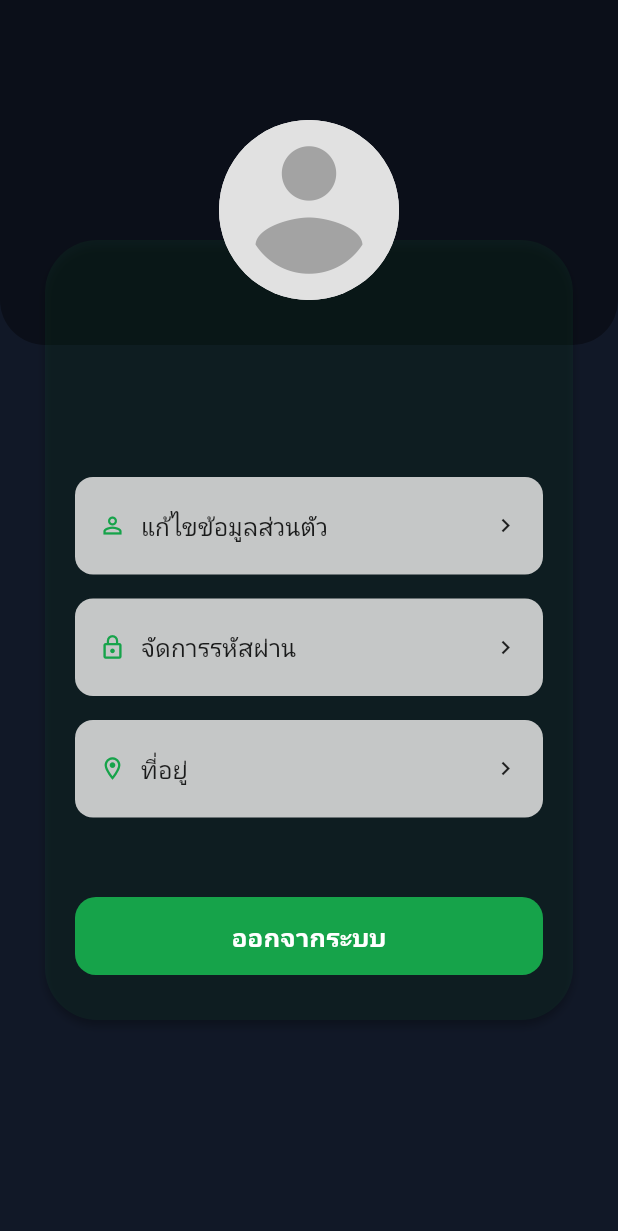
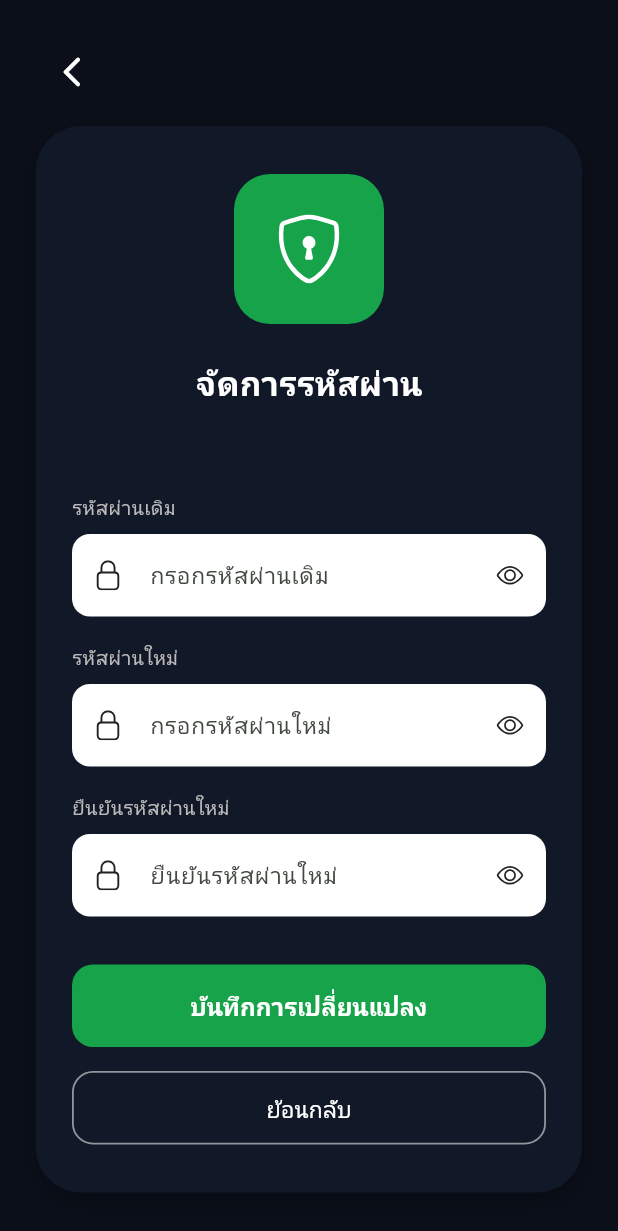
Before and after one commit to GamesAgain/Delivery-app, a Flutter app: the ProfilePage screen opened directly with empty values, after a tap on "จัดการรหัสผ่าน", on a phone screen of 412 x 824 dp. Shown: the top 1231 px of the screen. Run offline on Flutter 3.47's test engine with Material 3 defaults, Android fonts, the phone set to English and light mode, and no system bars; our stand-ins replace awesome_snackbar_content, bootstrap_icons, cloud_firestore, dio, firebase_auth, firebase_core and 7 more; accounts and stored records are empty; Roboto replaces fonts that are missing (Sarabun).

Commit message:
Add password management screen and routing

```diff
--- a/lib/main.dart
+++ b/lib/main.dart
@@ -3,6 +3,7 @@ import 'package:delivery_app/pages/addNewAddress.dart';
 import 'package:delivery_app/pages/editProfile.dart';
 import 'package:delivery_app/pages/index.dart';
 import 'package:delivery_app/pages/login.dart';
+import 'package:delivery_app/pages/passwordManagement.dart';
 import 'package:delivery_app/pages/pickAddressMap.dart';
 import 'package:delivery_app/pages/profile.dart';
 import 'package:delivery_app/pages/registerChoice.dart';
@@ -90,6 +91,17 @@ class MyApp extends StatelessWidget {
           },
         ),
         GoRoute(
+          path: '/profile/password',
+          name: 'passwordManagement',
+          pageBuilder: (context, state) {
+            final profile = state.extra as Users;
+            return buildTransitionPage(
+              key: state.pageKey,
+              child: PasswordManagementPage(profile: profile),
+            );
+          },
+        ),
+        GoRoute(
           path: '/address',
           name: 'address',
           pageBuilder: (context, state) {
--- /dev/null
+++ b/lib/pages/passwordManagement.dart
@@ -0,0 +1,367 @@
+import 'package:bootstrap_icons/bootstrap_icons.dart';
+import 'package:cloud_firestore/cloud_firestore.dart';
+import 'package:delivery_app/components/custom_dialog.dart';
+import 'package:delivery_app/models/user.dart';
+import 'package:firebase_auth/firebase_auth.dart';
+import 'package:flutter/material.dart';
+
+class PasswordManagementPage extends StatefulWidget {
+  const PasswordManagementPage({super.key, required this.profile});
+
+  final Users profile;
+
+  @override
+  State<PasswordManagementPage> createState() => _PasswordManagementPageState();
+}
+
+class _PasswordManagementPageState extends State<PasswordManagementPage> {
+  final TextEditingController _currentPasswordCtrl = TextEditingController();
+  final TextEditingController _newPasswordCtrl = TextEditingController();
+  final TextEditingController _confirmPasswordCtrl = TextEditingController();
+
+  bool _currentObscure = true;
+  bool _newObscure = true;
+  bool _confirmObscure = true;
+  bool _isSubmitting = false;
+
+  static const Color _background = Color(0xFF0B0F19);
+  static const Color _cardBackground = Color(0xFF111827);
+  static const Color _green = Color(0xFF16A34A);
+
+  @override
+  void dispose() {
+    _currentPasswordCtrl.dispose();
+    _newPasswordCtrl.dispose();
+    _confirmPasswordCtrl.dispose();
+    super.dispose();
+  }
+
+  @override
+  Widget build(BuildContext context) {
+    return Scaffold(
+      backgroundColor: _background,
+      body: SafeArea(
+        child: SingleChildScrollView(
+          padding: const EdgeInsets.symmetric(horizontal: 24, vertical: 24),
+          child: Column(
+            children: [
+              Align(
+                alignment: Alignment.centerLeft,
+                child: IconButton(
+                  icon: const Icon(Icons.arrow_back_ios_new_rounded, color: Colors.white),
+                  onPressed: () => Navigator.of(context).maybePop(),
+                ),
+              ),
+              Container(
+                width: double.infinity,
+                margin: const EdgeInsets.only(top: 12),
+                padding: const EdgeInsets.fromLTRB(24, 32, 24, 32),
+                decoration: BoxDecoration(
+                  color: _cardBackground,
+                  borderRadius: BorderRadius.circular(30),
+                  boxShadow: [
+                    BoxShadow(
+                      color: Colors.black.withOpacity(0.25),
+                      blurRadius: 10,
+                      offset: const Offset(0, 6),
+                    ),
+                  ],
+                ),
+                child: Column(
+                  crossAxisAlignment: CrossAxisAlignment.center,
+                  children: [
+                    Container(
+                      height: 100,
+                      width: 100,
+                      decoration: BoxDecoration(
+                        color: _green,
+                        borderRadius: BorderRadius.circular(24),
+                      ),
+                      child: const Icon(
+                        BootstrapIcons.shield_lock,
+                        color: Colors.white,
+                        size: 46,
+                      ),
+                    ),
+                    const SizedBox(height: 24),
+                    const Text(
+                      'จัดการรหัสผ่าน',
+                      style: TextStyle(
+                        fontSize: 22,
+                        fontWeight: FontWeight.w700,
+                        color: Colors.white,
+                      ),
+                    ),
+                    const SizedBox(height: 8),
+                    Text(
+                      widget.profile.username,
+                      style: const TextStyle(
+                        fontSize: 16,
+                        color: Colors.white70,
+                      ),
+                    ),
+                    const SizedBox(height: 28),
+                    _PasswordField(
+                      label: 'รหัสผ่านเดิม',
+                      hint: 'กรอกรหัสผ่านเดิม',
+                      controller: _currentPasswordCtrl,
+                      obscureText: _currentObscure,
+                      onToggleVisibility: () => setState(() {
+                        _currentObscure = !_currentObscure;
+                      }),
+                    ),
+                    const SizedBox(height: 18),
+                    _PasswordField(
+                      label: 'รหัสผ่านใหม่',
+                      hint: 'กรอกรหัสผ่านใหม่',
+                      controller: _newPasswordCtrl,
+                      obscureText: _newObscure,
+                      onToggleVisibility: () => setState(() {
+                        _newObscure = !_newObscure;
+                      }),
+                    ),
+                    const SizedBox(height: 18),
+                    _PasswordField(
+                      label: 'ยืนยันรหัสผ่านใหม่',
+                      hint: 'ยืนยันรหัสผ่านใหม่',
+                      controller: _confirmPasswordCtrl,
+                      obscureText: _confirmObscure,
+                      onToggleVisibility: () => setState(() {
+                        _confirmObscure = !_confirmObscure;
+                      }),
+                    ),
+                    const SizedBox(height: 32),
+                    SizedBox(
+                      width: double.infinity,
+                      child: FilledButton(
+                        onPressed: _isSubmitting ? null : _handleChangePassword,
+                        style: FilledButton.styleFrom(
+                          backgroundColor: _green,
+                          padding: const EdgeInsets.symmetric(vertical: 16),
+                          shape: RoundedRectangleBorder(
+                            borderRadius: BorderRadius.circular(14),
+                          ),
+                        ),
+                        child: _isSubmitting
+                            ? const SizedBox(
+                                width: 22,
+                                height: 22,
+                                child: CircularProgressIndicator(
+                                  strokeWidth: 2.4,
+                                  valueColor: AlwaysStoppedAnimation(Colors.white),
+                                ),
+                              )
+                            : const Text(
+                                'บันทึกการเปลี่ยนแปลง',
+                                style: TextStyle(
+                                  fontSize: 16,
+                                  fontWeight: FontWeight.w600,
+                                  color: Colors.white,
+                                ),
+                              ),
+                      ),
+                    ),
+                    const SizedBox(height: 16),
+                    SizedBox(
+                      width: double.infinity,
+                      child: OutlinedButton(
+                        onPressed: _isSubmitting
+                            ? null
+                            : () {
+                                Navigator.of(context).maybePop();
+                              },
+                        style: OutlinedButton.styleFrom(
+                          foregroundColor: Colors.white,
+                          side: const BorderSide(color: Colors.white54, width: 1.2),
+                          padding: const EdgeInsets.symmetric(vertical: 14),
+                          shape: RoundedRectangleBorder(
+                            borderRadius: BorderRadius.circular(14),
+                          ),
+                        ),
+                        child: const Text(
+                          'ย้อนกลับ',
+                          style: TextStyle(
+                            fontSize: 15,
+                            fontWeight: FontWeight.w500,
+                          ),
+                        ),
+                      ),
+                    ),
+                  ],
+                ),
+              ),
+            ],
+          ),
+        ),
+      ),
+    );
+  }
+
+  Future<void> _handleChangePassword() async {
+    final currentPassword = _currentPasswordCtrl.text.trim();
+    final newPassword = _newPasswordCtrl.text.trim();
+    final confirmPassword = _confirmPasswordCtrl.text.trim();
+
+    if (currentPassword.isEmpty || newPassword.isEmpty || confirmPassword.isEmpty) {
+      await showWarningSnackBar(
+        context,
+        title: 'ข้อมูลไม่ครบ',
+        message: 'กรุณากรอกข้อมูลให้ครบทุกช่อง',
+      );
+      return;
+    }
+
+    if (newPassword != confirmPassword) {
+      await showErrorDialog(
+        context,
+        title: 'รหัสผ่านไม่ตรงกัน',
+        message: 'กรุณายืนยันรหัสผ่านใหม่ให้ตรงกัน',
+      );
+      return;
+    }
+
+    if (newPassword.length < 6) {
+      await showWarningSnackBar(
+        context,
+        title: 'รหัสผ่านสั้นเกินไป',
+        message: 'กรุณาตั้งรหัสผ่านอย่างน้อย 6 ตัวอักษร',
+      );
+      return;
+    }
+
+    if (currentPassword == newPassword) {
+      await showWarningSnackBar(
+        context,
+        title: 'รหัสผ่านซ้ำเดิม',
+        message: 'กรุณาตั้งรหัสผ่านใหม่ที่แตกต่างจากเดิม',
+      );
+      return;
+    }
+
+    final user = FirebaseAuth.instance.currentUser;
+    if (user == null) {
+      await showErrorDialog(
+        context,
+        title: 'ไม่พบผู้ใช้งาน',
+        message: 'กรุณาเข้าสู่ระบบใหม่อีกครั้ง',
+      );
+      return;
+    }
+
+    setState(() => _isSubmitting = true);
+
+    try {
+      final credential = EmailAuthProvider.credential(
+        email: widget.profile.email,
+        password: currentPassword,
+      );
+
+      await user.reauthenticateWithCredential(credential);
+      await user.updatePassword(newPassword);
+
+      final collection = widget.profile.role == 'ไรเดอร์' ? 'riders' : 'users';
+      await FirebaseFirestore.instance
+          .collection(collection)
+          .doc(widget.profile.uid)
+          .update({
+        'passwordUpdatedAt': FieldValue.serverTimestamp(),
+      });
+
+      if (!mounted) return;
+      await showSuccessDialog(
+        context,
+        message: 'เปลี่ยนรหัสผ่านเรียบร้อยแล้ว',
+        onOk: () => Navigator.of(context).maybePop(),
+      );
+    } on FirebaseAuthException catch (e) {
+      String message = 'ไม่สามารถเปลี่ยนรหัสผ่านได้';
+      if (e.code == 'wrong-password') {
+        message = 'รหัสผ่านเดิมไม่ถูกต้อง';
+      } else if (e.code == 'weak-password') {
+        message = 'รหัสผ่านใหม่ไม่ปลอดภัย กรุณาตั้งรหัสผ่านให้ซับซ้อนขึ้น';
+      } else if (e.code == 'requires-recent-login') {
+        message = 'กรุณาเข้าสู่ระบบใหม่แล้วลองอีกครั้ง';
+      } else if (e.message?.isNotEmpty ?? false) {
+        message = e.message!;
+      }
+
+      await showErrorDialog(
+        context,
+        title: 'เปลี่ยนรหัสผ่านไม่สำเร็จ',
+        message: message,
+      );
+    } catch (e) {
+      await showErrorDialog(
+        context,
+        title: 'เกิดข้อผิดพลาด',
+        message: 'ไม่สามารถเปลี่ยนรหัสผ่านได้: $e',
+      );
+    } finally {
+      if (mounted) {
+        setState(() => _isSubmitting = false);
+      }
+    }
+  }
+}
+
+class _PasswordField extends StatelessWidget {
+  const _PasswordField({
+    required this.label,
+    required this.hint,
+    required this.controller,
+    required this.obscureText,
+    required this.onToggleVisibility,
+  });
+
+  final String label;
+  final String hint;
+  final TextEditingController controller;
+  final bool obscureText;
+  final VoidCallback onToggleVisibility;
+
+  @override
+  Widget build(BuildContext context) {
+    return Column(
+      crossAxisAlignment: CrossAxisAlignment.start,
+      children: [
+        Text(
+          label,
+          style: const TextStyle(
+            color: Color(0xFFBBB9B9),
+            fontSize: 13,
+            fontWeight: FontWeight.w500,
+          ),
+        ),
+        const SizedBox(height: 8),
+        TextField(
+          controller: controller,
+          obscureText: obscureText,
+          style: const TextStyle(color: Colors.black87, fontSize: 15),
+          decoration: InputDecoration(
+            hintText: hint,
+            filled: true,
+            fillColor: Colors.white,
+            prefixIcon: const Icon(
+              BootstrapIcons.lock,
+              color: Colors.black87,
+              size: 20,
+            ),
+            suffixIcon: IconButton(
+              icon: Icon(
+                obscureText ? BootstrapIcons.eye : BootstrapIcons.eye_slash,
+                color: Colors.black87,
+                size: 18,
+              ),
+              onPressed: onToggleVisibility,
+            ),
+            border: OutlineInputBorder(
+              borderRadius: BorderRadius.circular(12),
+              borderSide: BorderSide.none,
+            ),
+            contentPadding: const EdgeInsets.symmetric(vertical: 16),
+          ),
+        ),
+      ],
+    );
+  }
+}
--- a/lib/pages/profile.dart
+++ b/lib/pages/profile.dart
@@ -104,7 +104,11 @@ class _ProfilePageState extends State<ProfilePage> {
                     Icons.lock_outline,
                     'จัดการรหัสผ่าน',
                     onTap: () {
-                      print('Tapped!');
+                      context.pushNamed(
+                        'passwordManagement',
+                        queryParameters: {'uid': widget.uid},
+                        extra: _profile,
+                      );
                     },
                   ),
                   _buildMenu(
```
